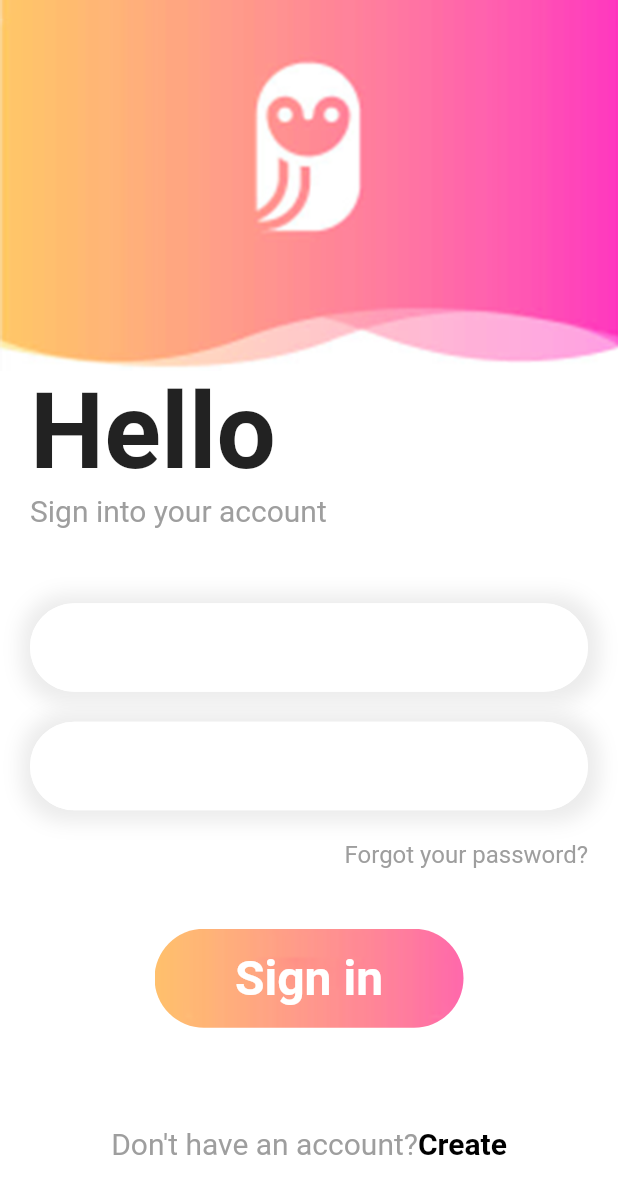
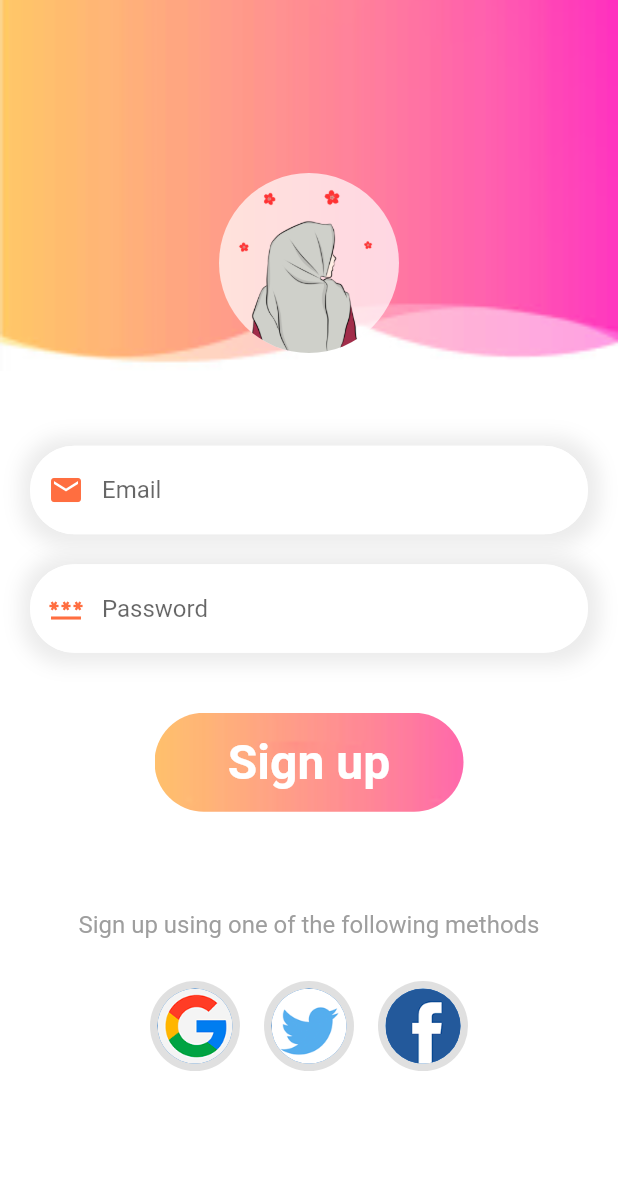
Before and after one commit to 7aku8/verbose_guacamole, a Flutter app: the screen it shows after launch, on a phone screen of 412 x 824 dp. Shown: the top 1194 px of the screen. Run offline on Flutter 3.47's test engine with Material 2 defaults, Android fonts, the phone set to English and light mode, and no system bars.

Commit message:
signpu page

```diff
--- a/lib/main.dart
+++ b/lib/main.dart
@@ -1,5 +1,6 @@
 import 'package:flutter/material.dart';
 import 'package:verbose_guacamole/login_page.dart';
+import 'package:verbose_guacamole/signup_page.dart';
 
 void main() {
   runApp(const MyApp());
@@ -16,7 +17,7 @@
       theme: ThemeData(
         primarySwatch: Colors.blue,
       ),
-      home: LoginPage(),
+      home: SignUpPage(),
     );
   }
 }
--- /dev/null
+++ b/lib/signup_page.dart
@@ -0,0 +1,187 @@
+import 'package:flutter/material.dart';
+
+class SignUpPage extends StatelessWidget {
+  const SignUpPage({Key? key}) : super(key: key);
+
+  @override
+  Widget build(BuildContext context) {
+    double w = MediaQuery.of(context).size.width;
+    double h = MediaQuery.of(context).size.height;
+
+    List images = [
+      'g.png',
+      't.png',
+      'f.png'
+    ];
+
+    return Scaffold(
+        backgroundColor: Colors.white,
+        body: Column(
+          children: [
+            Container(
+                width: w,
+                height: h * 0.3,
+                decoration: const BoxDecoration(
+                    image: DecorationImage(
+                      image: AssetImage(
+                          "img/signup.png"
+                      ),
+                      fit: BoxFit.cover,
+                    )
+                ),
+              child: Column(
+                children: [
+                  SizedBox(height: h * 0.14),
+                  const CircleAvatar(
+                    radius: 60,
+                    backgroundImage: AssetImage(
+                      'img/profile1.png',
+                    ),
+                    backgroundColor: Colors.white70,
+                  )
+                ],
+              )
+            ),
+            Container(
+                margin: const EdgeInsets.only(left: 20, right: 20),
+                width: w,
+                child: Column(
+                    crossAxisAlignment: CrossAxisAlignment.start,
+                    children: [
+                      const SizedBox(height: 50),
+                      Container(
+                        decoration: BoxDecoration(
+                            color: Colors.white,
+                            borderRadius: BorderRadius.circular(30),
+                            boxShadow: [
+                              BoxShadow(
+                                  blurRadius: 10,
+                                  spreadRadius: 7,
+                                  offset: const Offset(1, 1),
+                                  color: Colors.grey.withOpacity(0.2)
+                              )
+                            ]
+                        ),
+                        child: TextField(
+                            decoration: InputDecoration(
+                                hintText: "Email",
+                                prefixIcon: const Icon(Icons.email, color: Colors.deepOrangeAccent),
+                                focusedBorder: OutlineInputBorder(
+                                    borderRadius: BorderRadius.circular(30),
+                                    borderSide: const BorderSide(
+                                      color: Colors.white,
+                                      width: 1.0,
+                                    )
+                                ),
+                                enabledBorder: OutlineInputBorder(
+                                    borderRadius: BorderRadius.circular(30),
+                                    borderSide: const BorderSide(
+                                      color: Colors.white,
+                                      width: 1.0,
+                                    )
+                                ),
+                                border: OutlineInputBorder(
+                                  borderRadius: BorderRadius.circular(30),
+                                )
+                            )
+                        ),
+                      ),
+                      const SizedBox(height: 20),
+                      Container(
+                        decoration: BoxDecoration(
+                            color: Colors.white,
+                            borderRadius: BorderRadius.circular(30),
+                            boxShadow: [
+                              BoxShadow(
+                                  blurRadius: 10,
+                                  spreadRadius: 7,
+                                  offset: const Offset(1, 1),
+                                  color: Colors.grey.withOpacity(0.2)
+                              )
+                            ]
+                        ),
+                        child: TextField(
+                            decoration: InputDecoration(
+                              hintText: "Password",
+                                prefixIcon: const Icon(Icons.password_outlined, color: Colors.deepOrangeAccent),
+                                focusedBorder: OutlineInputBorder(
+                                    borderRadius: BorderRadius.circular(30),
+                                    borderSide: const BorderSide(
+                                      color: Colors.white,
+                                      width: 1.0,
+                                    )
+                                ),
+                                enabledBorder: OutlineInputBorder(
+                                    borderRadius: BorderRadius.circular(30),
+                                    borderSide: const BorderSide(
+                                      color: Colors.white,
+                                      width: 1.0,
+                                    )
+                                ),
+                                border: OutlineInputBorder(
+                                  borderRadius: BorderRadius.circular(30),
+                                )
+                            )
+                        ),
+                      )
+                    ]
+                )
+            ),
+            const SizedBox(height: 40),
+            Container(
+              width: w * 0.5,
+              height: h * 0.08,
+              decoration: BoxDecoration(
+                  borderRadius: BorderRadius.circular(h * 0.04),
+                  image: const DecorationImage(
+                    image: AssetImage(
+                        "img/loginbtn.png"
+                    ),
+                    fit: BoxFit.cover,
+                  )
+              ),
+              child: const Center(
+                child: Text(
+                    "Sign up",
+                    style: TextStyle(
+                        fontSize: 32,
+                        fontWeight: FontWeight.bold,
+                        color: Colors.white
+                    )
+                ),
+              ),
+            ),
+            SizedBox(height: h * 0.08),
+            Text(
+              'Sign up using one of the following methods',
+              style: TextStyle(
+                  color: Colors.grey[500],
+                  fontSize: 16
+              ),
+            ),
+            const SizedBox(height: 20),
+            Wrap(
+              children: List<Widget>.generate(
+                3,
+                (index) {
+                  return Padding(
+                    padding: const EdgeInsets.all(8.0),
+                    child: CircleAvatar(
+                      radius: 30,
+                      backgroundColor: Colors.grey[300],
+                      child: CircleAvatar(
+                        radius: 25,
+                        backgroundImage: AssetImage(
+                          'img/' + images[index]
+                        ),
+                      ),
+                    ),
+                  );
+                }
+              )
+            )
+          ],
+        )
+    );
+  }
+}
--- a/pubspec.yaml
+++ b/pubspec.yaml
@@ -61,6 +61,12 @@
   assets:
     - img/loginimg.png
     - img/loginbtn.png
+    - img/signup.png
+    - img/profile.png
+    - img/profile1.png
+    - img/f.png
+    - img/t.png
+    - img/g.png
 
   # An image asset can refer to one or more resolution-specific "variants", see
   # https://flutter.dev/assets-and-images/#resolution-aware.
```
